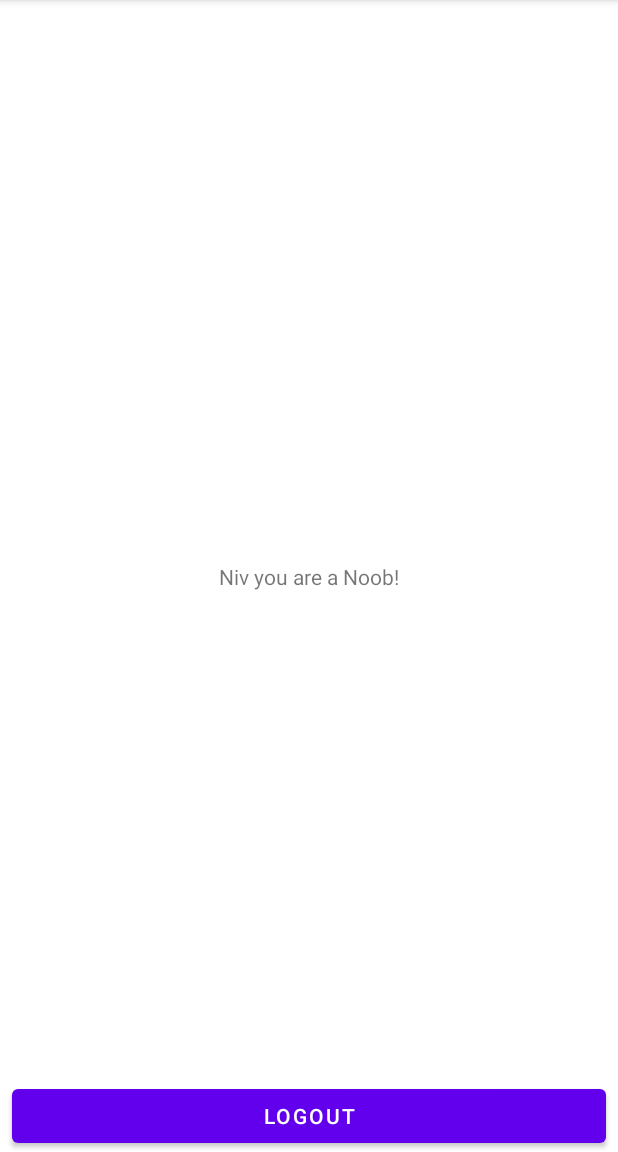
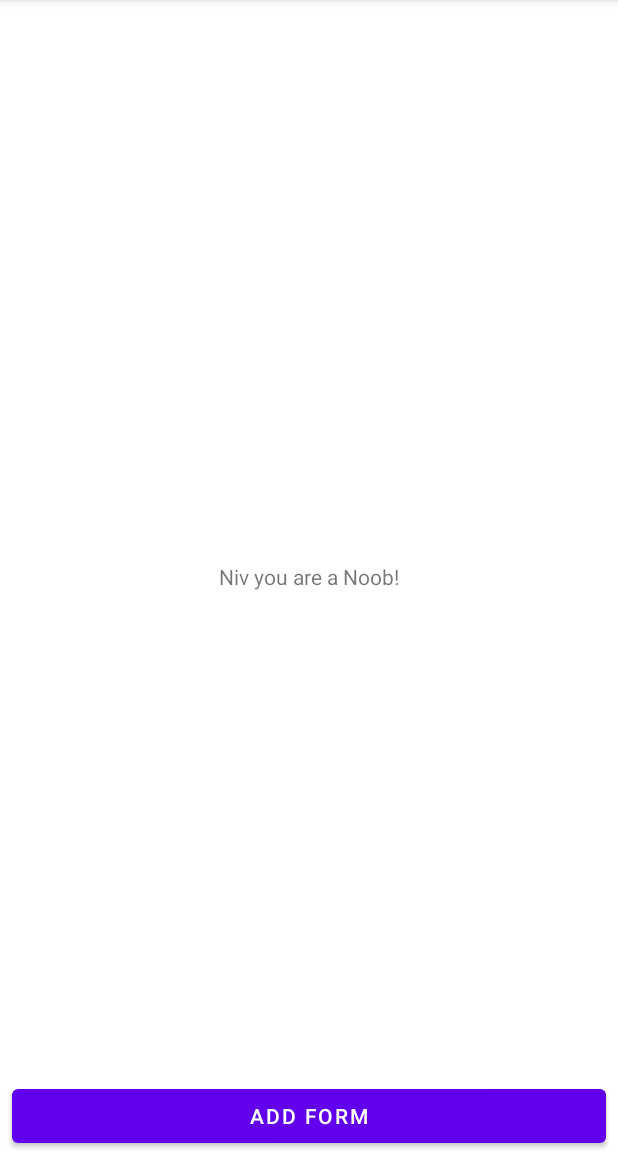
Before and after one commit to ckadltmf/lost-foundd-, an Android app: the screen it shows after launch once a user with an empty profile is signed in (MainActivity), on a phone screen of 412 x 824 dp, the part 84-1236 px from its top. Run offline under Robolectric (Android 15) with nearby library versions, the phone set to English and light mode, and no system bars; our stand-ins replace Firebase (no records; nobody signed in at launch, a user with empty details on screens opened directly); Roboto replaces fonts that are not available here.

Commit message:
main and forms update

```diff
--- a/app/src/main/AndroidManifest.xml
+++ b/app/src/main/AndroidManifest.xml
@@ -11,12 +11,11 @@
         android:supportsRtl="true"
         android:theme="@style/Theme.MyApplication2">
 
-        <activity android:name=".Login"></activity>
+        <activity android:name=".Login" />
         <activity android:name=".MainActivity"/>
         <activity android:name=".Settings"/>
         <activity android:name=".EditProfile"/>
         <activity android:name=".Form"/>
-
         <activity android:name=".Register">
             <intent-filter>
                 <action android:name="android.intent.action.MAIN" />
--- a/app/src/main/java/com/example/myapplication2/Credits.java
+++ /dev/null
@@ -1,4 +0,0 @@
-package com.example.myapplication2;
-
-public class Credits {
-}
--- a/app/src/main/java/com/example/myapplication2/Found.java
+++ /dev/null
@@ -1,4 +0,0 @@
-package com.example.myapplication2;
-
-public class Found {
-}
--- a/app/src/main/java/com/example/myapplication2/Lost.java
+++ /dev/null
@@ -1,4 +0,0 @@
-package com.example.myapplication2;
-
-public class Lost {
-}
--- a/app/src/main/res/layout/activity_login.xml
+++ b/app/src/main/res/layout/activity_login.xml
@@ -41,6 +41,8 @@ tools:context=".Login">
         android:id="@+id/Email"
         android:layout_width="0dp"
         android:layout_height="wrap_content"
+        android:layout_marginStart="16dp"
+        android:layout_marginEnd="16dp"
         android:background="@color/black"
         android:ems="10"
         android:fontFamily="@font/aclonica"
--- a/app/src/main/res/layout/activity_main.xml
+++ b/app/src/main/res/layout/activity_main.xml
@@ -14,14 +14,15 @@
         app:layout_constraintLeft_toLeftOf="parent"
         app:layout_constraintRight_toRightOf="parent"
         app:layout_constraintTop_toTopOf="parent" />
+
     <Button
         android:id="@+id/button"
         android:layout_width="0dp"
         android:layout_height="wrap_content"
         android:layout_marginStart="8dp"
         android:layout_marginEnd="8dp"
-        android:onClick="logout"
-        android:text="Logout"
+        android:onClick="addform"
+        android:text="Add form"
         app:layout_constraintBottom_toBottomOf="parent"
         app:layout_constraintEnd_toEndOf="parent"
         app:layout_constraintHorizontal_bias="0.0"
--- a/app/src/main/res/menu/my_menu.xml
+++ b/app/src/main/res/menu/my_menu.xml
@@ -23,7 +23,7 @@
                 android:icon="@drawable/ic_baseline_refresh_24"
                 android:id="@+id/refresh"
                 app:showAsAction="never"/>
-            <item
+<!--            <item
                 android:title="Lost"
                 android:icon="@drawable/ic_baseline_settings_24"
                 android:id="@+id/Lost"
@@ -33,6 +33,11 @@
                 android:title="Found"
                 android:icon="@drawable/ic_baseline_settings_24"
                 android:id="@+id/Found"
+                app:showAsAction="never"/>-->
+            <item
+                android:title="Credits"
+                android:icon="@drawable/ic_baseline_settings_24"
+                android:id="@+id/Credits"
                 app:showAsAction="never"/>
 
             <item
@@ -41,12 +46,6 @@
                 android:id="@+id/logOut"
                 app:showAsAction="never"/>
 
-            <item
-                android:title="Credits"
-                android:icon="@drawable/ic_baseline_settings_24"
-                android:id="@+id/Credits"
-                app:showAsAction="never"/>
-
         </menu>
 
     </item>
```
Also changed, not shown: app/src/main/java/com/example/myapplication2/Form.java (+10 -10 lines), app/src/main/java/com/example/myapplication2/MainActivity.java (+5 -5 lines). Lines whose indentation alone changed are shown as unchanged.
